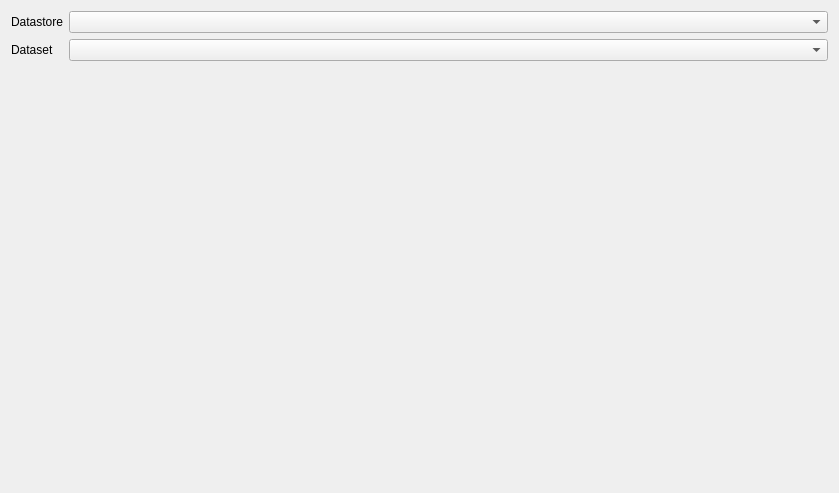
Qt form geoplateforme/gui/publication_creation/qwp_publication_form.ui (JulesGrillot/plugin-qgis-geoplateforme) before a commit.
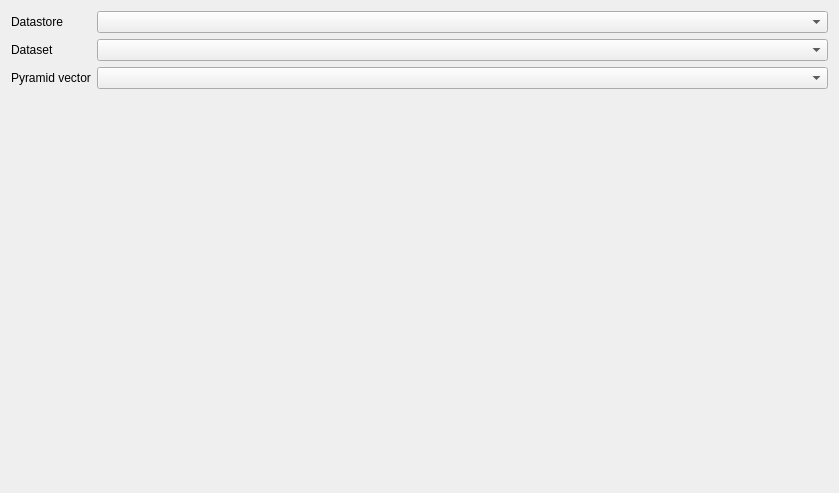
The same form after that commit. Custom widgets are drawn as their Qt base class.

Commit message: feat(tile vector publish): add dataset selection for publish

```diff
--- a/geoplateforme/gui/publication_creation/qwp_publication_form.ui
+++ b/geoplateforme/gui/publication_creation/qwp_publication_form.ui
@@ -32,7 +32,7 @@
       </sizepolicy>
      </property>
      <property name="text">
-      <string>Dataset</string>
+      <string>Pyramid vector</string>
      </property>
     </widget>
    </item>
@@ -65,6 +65,16 @@
      </property>
     </spacer>
    </item>
+   <item row="2" column="0">
+    <widget class="QLabel" name="label">
+     <property name="text">
+      <string>Dataset</string>
+     </property>
+    </widget>
+   </item>
+   <item row="2" column="1">
+    <widget class="DatasetComboBox" name="cbx_dataset"/>
+   </item>
   </layout>
  </widget>
  <customwidgets>
@@ -78,6 +88,11 @@
    <extends>QComboBox</extends>
    <header>geoplateforme.gui.cbx_stored_data</header>
   </customwidget>
+  <customwidget>
+   <class>DatasetComboBox</class>
+   <extends>QComboBox</extends>
+   <header>geoplateforme.gui.cbx_dataset</header>
+  </customwidget>
   <customwidget>
    <class>PublicationForm</class>
    <extends>QWidget</extends>
```
The commit also changes 2 other files.
